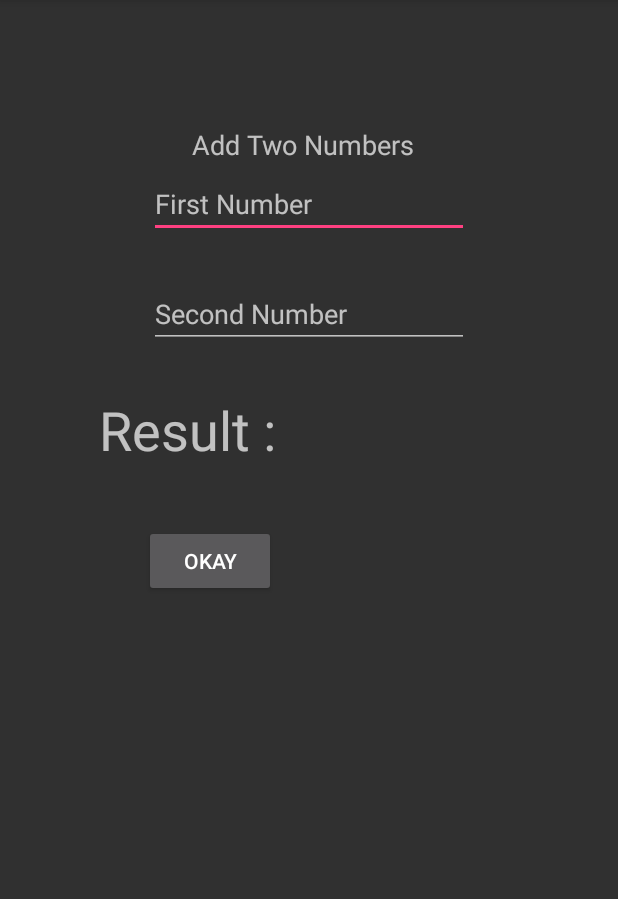
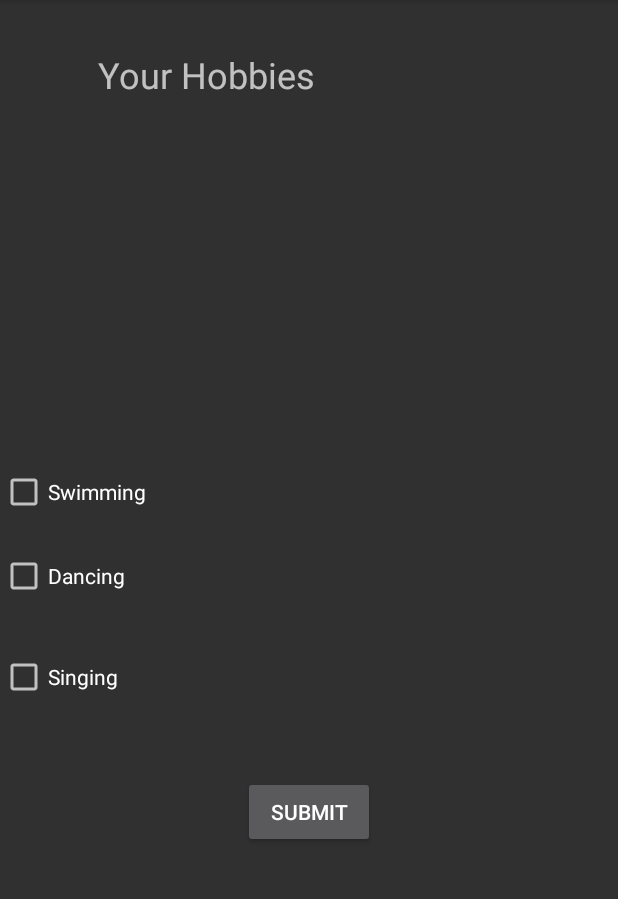
Before and after one commit to pranishres/android-tutorial, an Android app: the screen it shows after launch (MainActivity), on a phone screen of 412 x 824 dp, the part 84-983 px from its top. Run offline under Robolectric (Android 15) with nearby library versions, the phone set to English and light mode, and no system bars.

Commit message:
daily progress committed

```diff
--- a/app/src/main/java/com/example/pranishres/myapplication/MainActivity.java
+++ b/app/src/main/java/com/example/pranishres/myapplication/MainActivity.java
@@ -4,13 +4,18 @@ import android.support.v7.app.AppCompatActivity;
 import android.os.Bundle;
 import android.util.Log;
 import android.view.View;
+import android.widget.Button;
+import android.widget.CheckBox;
 import android.widget.EditText;
 import android.widget.TextView;
+import android.widget.Toast;
 
 public class MainActivity extends AppCompatActivity {
 
     String MY_TAG = "custom message";
 
+    private EditText password ;
+    private Button button;
     @Override
     protected void onCreate(Bundle savedInstanceState) {
         super.onCreate(savedInstanceState);
@@ -18,8 +23,21 @@ public class MainActivity extends AppCompatActivity {
         // The Simple Hello World Activity
 //        setContentView(R.layout.activity_main);
 
+
         // Activity which takes two numbers from user and adds it
-        setContentView(R.layout.add_two_numbers);
+//        setContentView(R.layout.basic_calculator);
+
+
+        // Using password field and show password to the user
+ /*       setContentView(R.layout.show_password);
+        // calling this method will register a button click event
+        addListenerOnButton();
+*/
+
+        // Check box basics
+            setContentView(R.layout.checkbox_and_radio);
+        // calling this method will register a button click event
+            addListenerForCheckbox();
 
         // Printing Logs
         Log.i(MY_TAG, "onCreate()");
@@ -62,8 +80,8 @@ public class MainActivity extends AppCompatActivity {
     }
 
     /**
-     * Layout name :- add_two_numbers
-     * Method Type :- Handle button click event
+     * Layout name :- basic_calculator
+     * Method Type :- Button click event
      * Purpose     :- Take the values for 2 numbers provided by the user and display the sum result.
      * @param v
      */
@@ -88,4 +106,58 @@ public class MainActivity extends AppCompatActivity {
         t1.setText(Integer.toString(number1+number2));
 
     }
+
+    /**
+     * Layout name :- show_password
+     * Method Type :- Call
+     * Purpose     :- Handles button click event and displays the password entered by the user.
+     */
+    public void addListenerOnButton(){
+        password = (EditText) findViewById(R.id.editText_Password_PwddField);
+        button = (Button) findViewById(R.id.btn_ShowPassword);
+
+        // Add button click event
+        button.setOnClickListener(
+                new View.OnClickListener(){
+                    @Override
+                    public void onClick(View v){
+                        Toast.makeText(
+                                MainActivity.this , password.getText() , Toast.LENGTH_SHORT
+                        ).show();
+                    }
+                }
+
+        );
+    }
+
+    /**
+     * Layout name  :- checkbox_and_radio
+     * Method Type  :- Call
+     * Purpose      :- Displays the checked items
+     */
+    public void addListenerForCheckbox(){
+        final CheckBox checkboxSwimming = (CheckBox) findViewById(R.id.checkBox_swimming);
+        final CheckBox checkboxDancing  = (CheckBox) findViewById(R.id.checkBox_dancing);
+        final CheckBox checkboxSinging  = (CheckBox) findViewById(R.id.checkBox_singing);
+        final Button button_check = (Button)   findViewById(R.id.button_submit);
+
+        // Add button click event
+        button_check.setOnClickListener(
+                new View.OnClickListener(){
+                   @Override
+                    public void onClick(View v){
+
+                        // Append all the checkboxes in a String Buffer
+                        StringBuffer result = new StringBuffer();
+                        result.append("Swimming : ").append(checkboxSwimming.isChecked());
+                        result.append(" Dancing : ").append(checkboxDancing.isChecked());
+                        result.append(" Singing : ").append(checkboxSinging.isChecked());
+
+                        Toast.makeText(
+                                MainActivity.this , result.toString() , Toast.LENGTH_LONG
+                        ).show();
+                    }
+                });
+
+    }
 }
--- /dev/null
+++ b/app/src/main/res/layout/checkbox_and_radio.xml
@@ -0,0 +1,57 @@
+<?xml version="1.0" encoding="utf-8"?>
+<RelativeLayout xmlns:android="http://schemas.android.com/apk/res/android"
+    android:layout_width="match_parent" android:layout_height="match_parent">
+
+    <CheckBox
+        android:text="Dancing"
+        android:layout_width="match_parent"
+        android:layout_height="wrap_content"
+        android:id="@+id/checkBox_dancing"
+        android:layout_centerVertical="true"
+        android:layout_alignLeft="@+id/checkBox_swimming"
+        android:layout_alignStart="@+id/checkBox_swimming" />
+
+    <TextView
+        android:text="Your Hobbies"
+        android:layout_width="wrap_content"
+        android:layout_height="wrap_content"
+        android:layout_alignParentTop="true"
+        android:layout_alignLeft="@+id/checkBox_swimming"
+        android:layout_alignStart="@+id/checkBox_swimming"
+        android:layout_marginLeft="65dp"
+        android:layout_marginStart="65dp"
+        android:layout_marginTop="33dp"
+        android:id="@+id/textView3"
+        android:textSize="24sp" />
+
+    <Button
+        android:text="Submit"
+        android:layout_width="wrap_content"
+        android:layout_height="wrap_content"
+        android:layout_marginTop="50dp"
+        android:id="@+id/button_submit"
+        android:layout_below="@+id/checkBox_singing"
+        android:layout_centerHorizontal="true" />
+
+    <CheckBox
+        android:text="Swimming"
+        android:layout_width="match_parent"
+        android:layout_height="wrap_content"
+        android:id="@+id/checkBox_swimming"
+        android:layout_above="@+id/checkBox_dancing"
+        android:layout_toStartOf="@+id/button_submit"
+        android:layout_marginBottom="24dp"
+        android:layout_alignParentRight="true"
+        android:layout_alignParentEnd="true" />
+
+    <CheckBox
+        android:text="Singing"
+        android:layout_width="match_parent"
+        android:layout_height="wrap_content"
+        android:id="@+id/checkBox_singing"
+        android:layout_marginTop="35dp"
+        android:layout_below="@+id/checkBox_dancing"
+        android:layout_alignParentLeft="true"
+        android:layout_alignParentStart="true" />
+
+</RelativeLayout>
```
Also changed, not shown: app/src/main/res/layout/show_password.xml (added, +25 -0 lines), app/src/main/ic_launcher-web.png (added), app/src/main/res/layout/basic_calculator.xml (renamed from app/src/main/res/layout/add_two_numbers.xml), app/src/main/res/mipmap-hdpi/ic_launcher.png, app/src/main/res/mipmap-mdpi/ic_launcher.png, app/src/main/res/mipmap-xhdpi/ic_launcher.png, app/src/main/res/mipmap-xxhdpi/ic_launcher.png, app/src/main/res/mipmap-xxxhdpi/ic_launcher.png.
